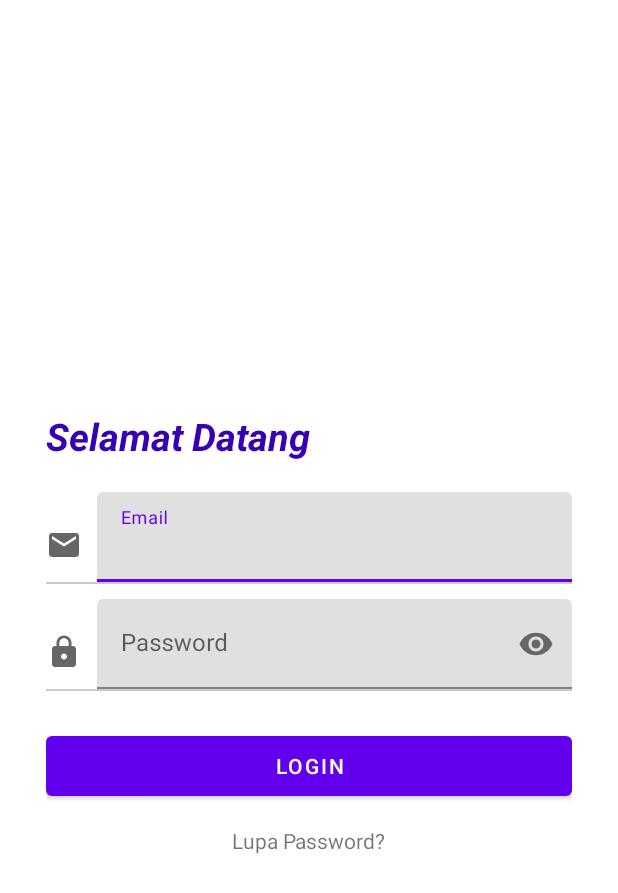
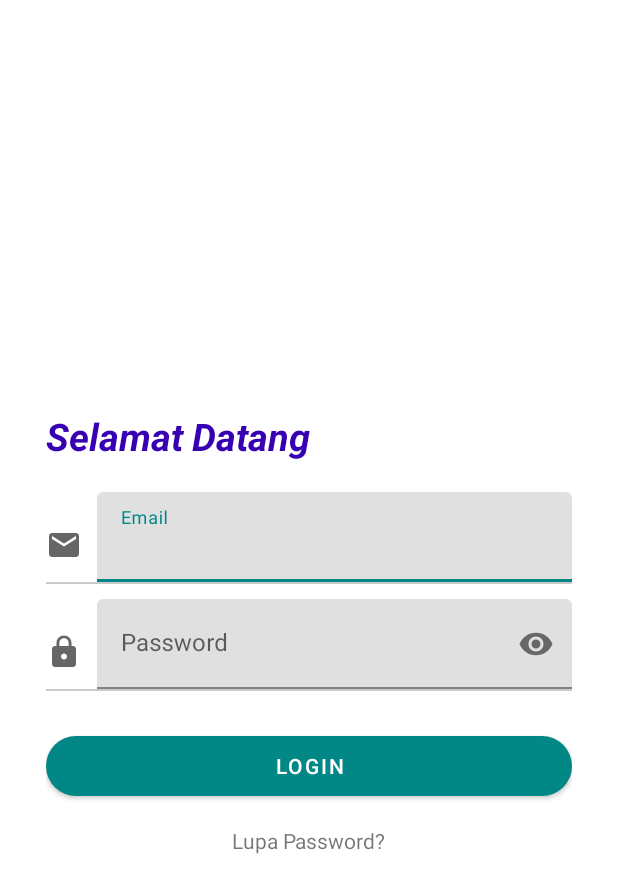
Before and after one commit to csnnidhom/TokoTanduranMasterAndroid, an Android app: the LoginActivity screen opened directly, with no data from a screen before it, on a phone screen of 412 x 824 dp. Shown: the top 893 px of the screen. Run offline under Robolectric (Android 15) with nearby library versions, the light colour scheme and no system bars.

Commit message:
Edit Tampilan

```diff
--- a/app/src/main/java/com/example/tokoandroid/adapter/AdapterKeranjang.kt
+++ b/app/src/main/java/com/example/tokoandroid/adapter/AdapterKeranjang.kt
@@ -43,7 +43,7 @@ class AdapterKeranjang(var activity: Activity, var data:ArrayList<Produk>): Recy
 //        holder.imgProduk.setImageResource(data[position].image)
         var jumlah = data[position]
         holder.jumlah.text = jumlah.jumlah.toString()
-        val image = "http://192.168.1.64/AdminTokoTanduranMasterWebsite/public/storage/produk/"+data[position].image
+        val image = "http://192.168.1.19/AdminTokoTanduranMasterWebsite/public/storage/produk/"+data[position].image
         Picasso.get()
                 .load(image)
                 .placeholder(R.drawable.bunga1)
--- a/app/src/main/java/com/example/tokoandroid/adapter/AdapterProduk.kt
+++ b/app/src/main/java/com/example/tokoandroid/adapter/AdapterProduk.kt
@@ -36,7 +36,7 @@ class AdapterProduk(var activity: Activity, var data:ArrayList<Produk>): Recycle
         holder.tvHarga.text = Helper().gantiRupiah(data[position].harga)
 //        holder.imgProduk.setImageResource(data[position].image)
 
-        val image = "http://192.168.1.64/AdminTokoTanduranMasterWebsite/public/storage/produk/"+data[position].image
+        val image = "http://192.168.1.19/AdminTokoTanduranMasterWebsite/public/storage/produk/"+data[position].image
         Picasso.get()
                 .load(image)
                 .placeholder(R.drawable.bunga1)
--- a/app/src/main/java/com/example/tokoandroid/app/ApiConfig.kt
+++ b/app/src/main/java/com/example/tokoandroid/app/ApiConfig.kt
@@ -8,7 +8,7 @@ import retrofit2.converter.gson.GsonConverterFactory
 import java.util.concurrent.TimeUnit
 
 object ApiConfig {
-    private const val BASE_URL = "http://192.168.1.64/AdminTokoTanduranMasterWebsite/public/index.php/api/"
+    private const val BASE_URL = "http://192.168.1.19/AdminTokoTanduranMasterWebsite/public/api/"
     private val client: Retrofit
         get() {
             val gson = GsonBuilder()
--- a/app/src/main/java/com/example/tokoandroid/app/ApiService.kt
+++ b/app/src/main/java/com/example/tokoandroid/app/ApiService.kt
@@ -20,7 +20,7 @@ interface ApiService {
     ):Call<ResponModel>
 
     @FormUrlEncoded
-    @POST("login")
+    @POST("welcome")
     fun login(
         @Field("email") email :String,
         @Field("password") password :String
--- a/app/src/main/res/drawable/bg_btn_login1.xml
+++ b/app/src/main/res/drawable/bg_btn_login1.xml
@@ -1,9 +1,5 @@
 <?xml version="1.0" encoding="utf-8"?>
-<selector xmlns:android="http://schemas.android.com/apk/res/android">
-    <item>
-        <shape android:shape="rectangle">
-            <corners android:radius="4dip" />
-            <solid android:color="#0099FF" />
-        </shape>
-    </item>
-</selector>
+<shape xmlns:android="http://schemas.android.com/apk/res/android" android:shape="rectangle">
+        <corners android:radius="20dp" />
+            <solid android:color="#0cb9d6" />
+</shape>
--- a/app/src/main/res/layout/item_keranjang.xml
+++ b/app/src/main/res/layout/item_keranjang.xml
@@ -41,7 +41,7 @@
                 android:lines="2"
                 android:maxLines="3"
                 android:ellipsize="marquee"
-                android:textColor="@color/design_default_color_primary_dark"/>
+                android:textColor="@color/teal_700"/>
 
         </LinearLayout>
 
@@ -75,7 +75,7 @@
                     android:ellipsize="marquee"
                     android:textSize="16dp"
                     android:textStyle="bold"
-                    android:textColor="@color/design_default_color_primary_dark"/>
+                    android:textColor="@color/teal_700"/>
 
                 <RelativeLayout
                     android:layout_width="130dp"
@@ -101,7 +101,7 @@
                         android:layout_marginRight="5dp"
                         android:ellipsize="marquee"
                         android:textStyle="bold"
-                        android:textColor="@color/design_default_color_primary_dark"/>
+                        android:textColor="@color/teal_700"/>
 
                     <ImageView
                         android:id="@+id/btn_tambah"
--- a/app/src/main/res/layout/toolbar_custom.xml
+++ b/app/src/main/res/layout/toolbar_custom.xml
@@ -26,7 +26,7 @@
             android:layout_width="40dp"
             android:layout_height="40dp">
             <ImageView
-                android:id="@+id/img"
+                android:id="@+id/btn_ToKeranjang"
                 android:layout_centerInParent="true"
                 android:layout_width="30dp"
                 android:layout_height="30dp"
--- a/app/src/main/res/values/colors.xml
+++ b/app/src/main/res/values/colors.xml
@@ -1,11 +1,12 @@
 <?xml version="1.0" encoding="utf-8"?>
 <resources>
     <color name="purple_200">#FFBB86FC</color>
-    <color name="purple_500">#FF6200EE</color>
+    <color name="purple_500">#7033C7</color>
     <color name="purple_700">#FF3700B3</color>
     <color name="teal_200">#FF3700B3</color>
     <color name="teal_700">#FF018786</color>
     <color name="black">#FF000000</color>
     <color name="white">#FFFFFFFF</color>
     <color name="orange">#FF6C3D</color>
+    <color name="red">#d60c22</color>
 </resources>
--- a/app/src/main/res/values/themes.xml
+++ b/app/src/main/res/values/themes.xml
@@ -2,9 +2,10 @@
     <!-- Base application theme. -->
     <style name="Theme.TokoAndroid" parent="Theme.MaterialComponents.DayNight.NoActionBar">
         <!-- Primary brand color. -->
-        <item name="colorPrimary">@color/purple_500</item>
-        <item name="colorPrimaryVariant">@color/purple_700</item>
+        <item name="colorPrimary">@color/teal_700</item>
+        <item name="colorPrimaryVariant">@color/teal_700</item>
         <item name="colorOnPrimary">@color/white</item>
+        <item name="colorButtonNormal">@color/red</item>
         <!-- Secondary brand color. -->
         <item name="colorSecondary">@color/teal_200</item>
         <item name="colorSecondaryVariant">@color/teal_700</item>
```
Also changed, not shown: app/src/main/java/com/example/tokoandroid/activity/DetailProdukActivity.kt (+9 -1 lines), app/src/main/res/drawable/bg_btn_beli.xml (+6 -9 lines), app/src/main/res/layout/activity_masuk.xml (+11 -5 lines), app/src/main/res/layout/activity_register.xml (+8 -11 lines), app/src/main/res/layout/fragment_keranjang.xml (+4 -3 lines).
